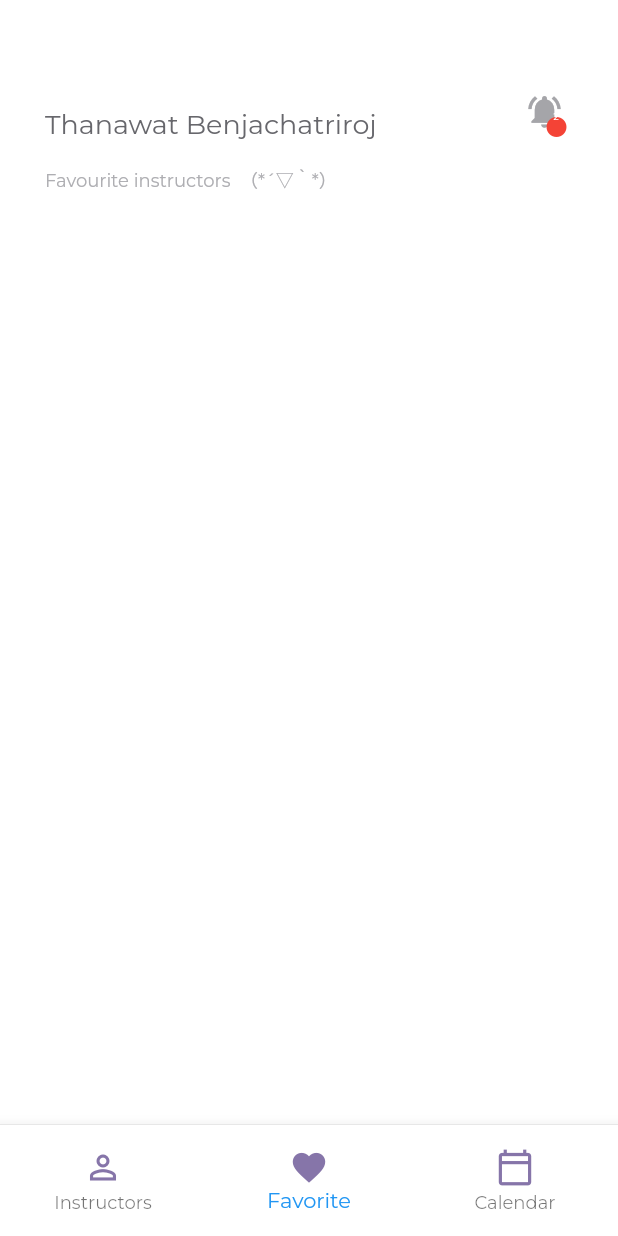
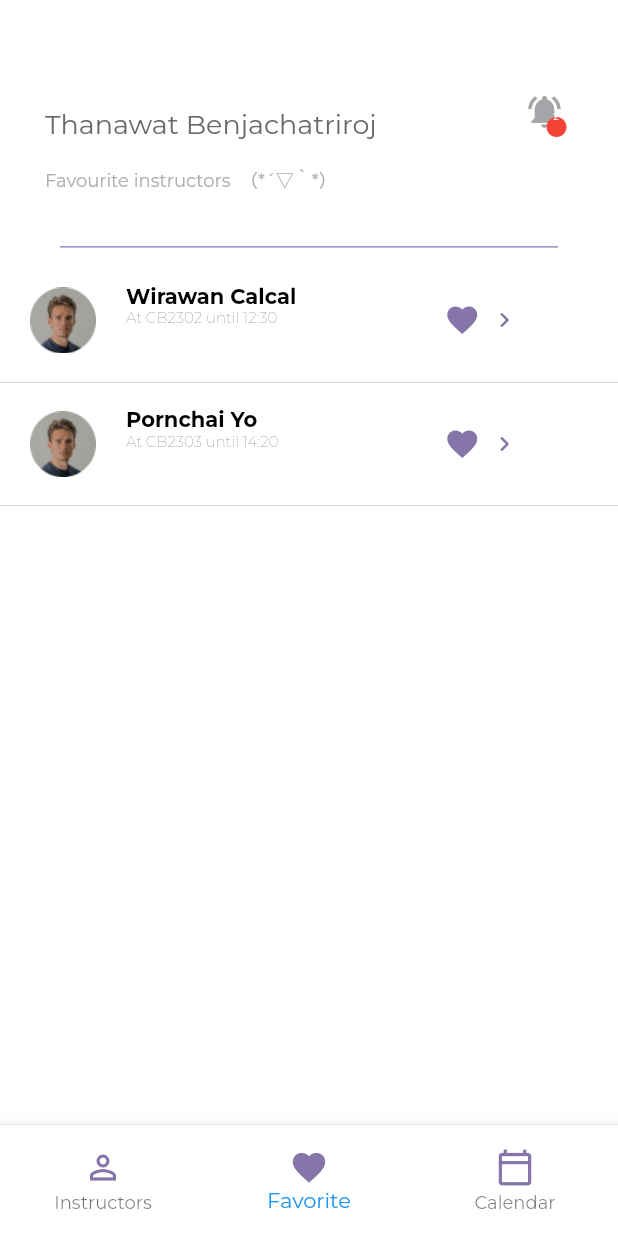
Before and after one commit to JamesJamesJa/Kelena, a Flutter app: the Student screen opened directly, item 2 of the bottom bar chosen, on a phone screen of 412 x 824 dp. Run offline on Flutter 3.47's test engine with Material 2 defaults, Android fonts, the phone set to English and light mode, and no system bars; our stand-ins replace google_fonts, syncfusion_flutter_calendar.

Commit message:
[ADD] Front-end Favorite Page:pushpin:

```diff
--- a/lib/models/subject.dart
+++ /dev/null
@@ -1,5 +0,0 @@
-class Instructor {
-  final String name, place, time;
-  final int fav;
-  const Instructor({this.name, this.place, this.time, this.fav});
-}
--- /dev/null
+++ b/lib/models/user.dart
@@ -0,0 +1,154 @@
+import 'package:kelena/main.dart';
+
+class User {
+  final String id;
+  final String name;
+  final String email;
+  // Role 1 is Student, Role 2 is Teacher
+  final String role;
+  final List<LectureDetails> lectures;
+  final List<FavoriteLectureLists> favoriteLectures;
+  final List<AppointmentDetails> appointments;
+
+  const User({
+    this.id,
+    this.name,
+    this.email,
+    this.role,
+    this.lectures,
+    this.favoriteLectures,
+    this.appointments,
+  });
+}
+
+class LectureDetails {
+  final String id;
+  final String subjectId;
+  final String name;
+  final String room;
+  final String day;
+  final String from;
+  final String to;
+  // Type 1 is Online, Type 2 is Onsite, Type 3 is Hybrid
+  final String type;
+  const LectureDetails({
+    this.id,
+    this.subjectId,
+    this.name,
+    this.room,
+    this.day,
+    this.from,
+    this.to,
+    this.type,
+  });
+}
+
+class FavoriteLectureLists {
+  final String lectureId;
+  const FavoriteLectureLists({
+    this.lectureId,
+  });
+}
+
+class AppointmentDetails {
+  final String id;
+  final String lectureId;
+  final String status;
+  const AppointmentDetails({
+    this.id,
+    this.lectureId,
+    this.status,
+  });
+}
+
+// List<LectureDetails> studentLec = [
+//     LectureDetails(
+//       id: "lec1",
+//       subjectId: "MTH102",
+//       name: "Mathematics II",
+//       room: "CB2312",
+//       day: "Mon",
+//       from: "10:30",
+//       to: "12:30",
+//       type: "Hybrid",
+//     ),
+//     LectureDetails(
+//       id: "lec2",
+//       subjectId: "CSC217",
+//       name: "Operating Systems",
+//       room: "CB2308",
+//       day: "Tue",
+//       from: "10:30",
+//       to: "12:00",
+//       type: "Hybrid",
+//     ),
+//     LectureDetails(
+//       id: "lec3",
+//       subjectId: "CSC231",
+//       name: "Agile Software Engineering",
+//       room: "CB2306",
+//       day: "Mon",
+//       from: "13:30",
+//       to: "16:30",
+//       type: "Online",
+//     ),
+//     LectureDetails(
+//       id: "lec4",
+//       subjectId: "LNG322",
+//       name: "Academic Writting",
+//       room: "CB2305",
+//       day: "Wed",
+//       from: "09:00",
+//       to: "12:00",
+//       type: "Online",
+//     ),
+//     LectureDetails(
+//       id: "lec5",
+//       subjectId: "MTH102",
+//       name: "Mathematics II",
+//       room: "CB2301",
+//       day: "Thu",
+//       from: "10:30",
+//       to: "12:30",
+//       type: "Hybrid",
+//     ),
+//     LectureDetails(
+//       id: "lec6",
+//       subjectId: "CSC234",
+//       name: "Mobile Application",
+//       room: "Classroom 4/2",
+//       day: "Thu",
+//       from: "14:00",
+//       to: "18:00",
+//       type: "Online",
+//     ),
+//     LectureDetails(
+//       id: "lec7",
+//       subjectId: "GEN351",
+//       name: "Management and Leadership",
+//       room: "SCL261",
+//       day: "Fri",
+//       from: "08:30",
+//       to: "11:30",
+//       type: "Online",
+//     ),
+//     LectureDetails(
+//       id: "lec8",
+//       subjectId: "CSC217",
+//       name: "Operating Systems",
+//       room: "CB2306",
+//       day: "Fri",
+//       from: "12:50",
+//       to: "14:20",
+//       type: "Hybrid",
+//     ),
+//   ];
+//   List<FavoriteLectureLists> favLecList = [
+//     FavoriteLectureLists(lectureId: "teacher1"),
+//     FavoriteLectureLists(lectureId: "teacher3"),
+//   ];
+//   List<AppointmentDetails> studentAppointment = [
+//     AppointmentDetails(id: "app1", lectureId: "lec2", status: "Approved"),
+//     AppointmentDetails(id: "app2", lectureId: "lec3", status: "Rejected"),
+//     AppointmentDetails(id: "app3", lectureId: "lec1", status: "Pending"),
+//   ];
--- a/lib/screens/favoriteInstructor.dart
+++ b/lib/screens/favoriteInstructor.dart
@@ -1,4 +1,6 @@
 import 'package:flutter/material.dart';
+import 'package:kelena/models/instructor.dart';
+import 'package:kelena/widgets/instructor-list/InstructorBox.dart';
 import 'package:kelena/widgets/student/studentNavBar.dart';
 
 class FavoriteInstructor extends StatefulWidget {
@@ -9,6 +11,20 @@ class FavoriteInstructor extends StatefulWidget {
 
 class _FavoriteInstructorState extends State<FavoriteInstructor> {
   Widget build(BuildContext context) {
+    List<Instructor> instructors = [
+      Instructor(
+        name: "Wirawan Calcal",
+        place: "CB2302",
+        time: "12:30",
+        fav: 1,
+      ),
+      Instructor(
+        name: "Pornchai Yo",
+        place: "CB2303",
+        time: "14:20",
+        fav: 1,
+      ),
+    ];
     return Container(
         color: Colors.white,
         width: MediaQuery.of(context).size.width,
@@ -18,6 +34,28 @@ class _FavoriteInstructorState extends State<FavoriteInstructor> {
             headline1: "Thanawat Benjachatriroj",
             headline2: "Favourite instructors  （*´▽｀*）",
           ),
+          Container(
+            height: MediaQuery.of(context).size.height * 0.03,
+          ),
+          Divider(
+            color: Color(0xff9C8CBE),
+            thickness: 1,
+            indent: 40,
+            endIndent: 40,
+          ),
+          Container(
+            height: MediaQuery.of(context).size.height * 0.68,
+            child: ListView.builder(
+              scrollDirection: Axis.vertical,
+              itemBuilder: (ctx, index) => InstructorBox(
+                name: instructors[index].name,
+                time: instructors[index].time,
+                place: instructors[index].place,
+                fav: instructors[index].fav,
+              ),
+              itemCount: instructors.length,
+            ),
+          )
         ]));
     // decoration: BoxDecoration(
     // border: Border(
--- a/lib/screens/student.dart
+++ b/lib/screens/student.dart
@@ -1,6 +1,8 @@
 import 'package:flutter/material.dart';
 import 'package:flutter/widgets.dart';
 import 'package:google_fonts/google_fonts.dart';
+import 'package:kelena/main.dart';
+import 'package:kelena/models/user.dart';
 import 'package:kelena/screens/instructorList.dart';
 import 'package:kelena/widgets/student/bottomNavBar.dart';
 import 'package:kelena/screens/favoriteInstructor.dart';
@@ -13,6 +15,103 @@ class Student extends StatefulWidget {
 
 class _StudentState extends State<Student> with SingleTickerProviderStateMixin {
   int _selectedTabIndex = 0;
+  User user1 = User(
+    id: "id1",
+    name: "Thanawat Benjachatriroj",
+    email: "thanawat.bcr@gmail.com",
+    role: "student",
+    lectures: [
+      LectureDetails(
+        id: "lec1",
+        subjectId: "MTH102",
+        name: "Mathematics II",
+        room: "CB2312",
+        day: "Mon",
+        from: "10:30",
+        to: "12:30",
+        type: "Hybrid",
+      ),
+      LectureDetails(
+        id: "lec2",
+        subjectId: "CSC217",
+        name: "Operating Systems",
+        room: "CB2308",
+        day: "Tue",
+        from: "10:30",
+        to: "12:00",
+        type: "Hybrid",
+      ),
+      LectureDetails(
+        id: "lec3",
+        subjectId: "CSC231",
+        name: "Agile Software Engineering",
+        room: "CB2306",
+        day: "Mon",
+        from: "13:30",
+        to: "16:30",
+        type: "Online",
+      ),
+      LectureDetails(
+        id: "lec4",
+        subjectId: "LNG322",
+        name: "Academic Writting",
+        room: "CB2305",
+        day: "Wed",
+        from: "09:00",
+        to: "12:00",
+        type: "Online",
+      ),
+      LectureDetails(
+        id: "lec5",
+        subjectId: "MTH102",
+        name: "Mathematics II",
+        room: "CB2301",
+        day: "Thu",
+        from: "10:30",
+        to: "12:30",
+        type: "Hybrid",
+      ),
+      LectureDetails(
+        id: "lec6",
+        subjectId: "CSC234",
+        name: "Mobile Application",
+        room: "Classroom 4/2",
+        day: "Thu",
+        from: "14:00",
+        to: "18:00",
+        type: "Online",
+      ),
+      LectureDetails(
+        id: "lec7",
+        subjectId: "GEN351",
+        name: "Management and Leadership",
+        room: "SCL261",
+        day: "Fri",
+        from: "08:30",
+        to: "11:30",
+        type: "Online",
+      ),
+      LectureDetails(
+        id: "lec8",
+        subjectId: "CSC217",
+        name: "Operating Systems",
+        room: "CB2306",
+        day: "Fri",
+        from: "12:50",
+        to: "14:20",
+        type: "Hybrid",
+      ),
+    ],
+    favoriteLectures: [
+      FavoriteLectureLists(lectureId: "teacher1"),
+      FavoriteLectureLists(lectureId: "teacher3"),
+    ],
+    appointments: [
+      AppointmentDetails(id: "app1", lectureId: "lec2", status: "Approved"),
+      AppointmentDetails(id: "app2", lectureId: "lec3", status: "Rejected"),
+      AppointmentDetails(id: "app3", lectureId: "lec1", status: "Pending"),
+    ],
+  );
   @override
   _changeIndex(int index) {
     setState(() {
```
